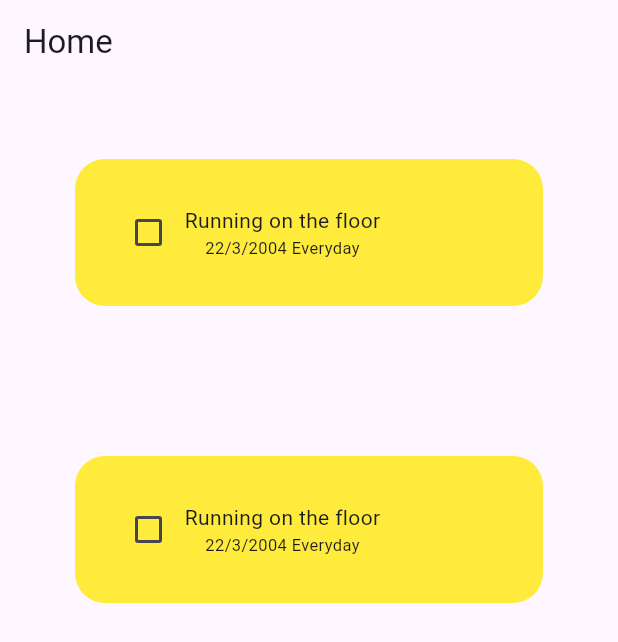
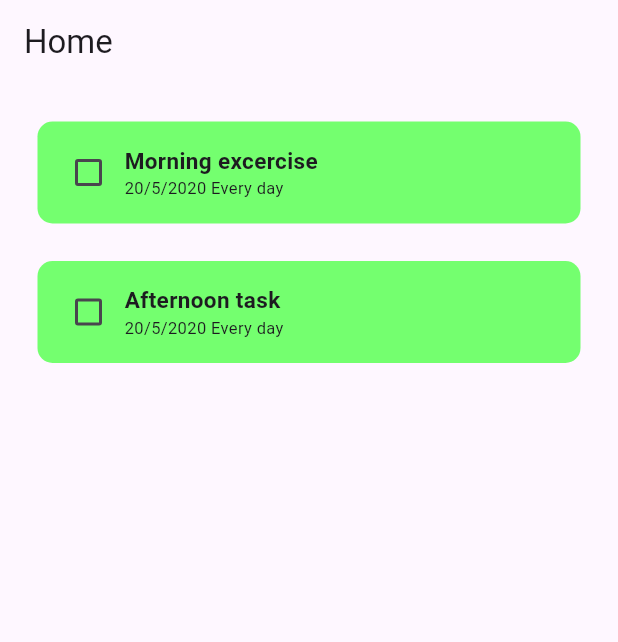
Before and after one commit to iseT1enLoc/todo_flutter, a Flutter app: the screen it shows after launch, on a phone screen of 412 x 824 dp. Shown: the top 642 px of the screen. Run offline on Flutter 3.47's test engine with Material 3 defaults, Android fonts, the phone set to English and light mode, and no system bars.

Commit message:
done task view

```diff
--- a/lib/home.dart
+++ b/lib/home.dart
@@ -9,17 +9,34 @@ class Home extends StatefulWidget {
 }
 
 class _HomeState extends State<Home> {
+  List todoTask = [
+    ["Morning excercise", false],
+    ["Afternoon task", false],
+  ];
+
+  void setCheckedBoxState(bool? value, int index) {
+    setState(() {
+      todoTask[index][1] = !todoTask[index][1];
+    });
+  }
+
   @override
   Widget build(BuildContext context) {
     return Scaffold(
       appBar: AppBar(
         title: const Text("Home"),
       ),
-      body: ListView(
-        children: [
-          Task(),
-          Task(),
-        ],
+      body: ListView.builder(
+        itemCount: todoTask.length,
+        itemBuilder: (context, index) {
+          return Task(
+            title: todoTask[index][0],
+            isCompleted: todoTask[index][1],
+            Frequency: "Every day",
+            dueDay: "20/5/2020",
+            onChanged: (value) => setCheckedBoxState(value, index),
+          );
+        },
       ),
     );
   }
--- a/lib/main.dart
+++ b/lib/main.dart
@@ -6,7 +6,8 @@ void main() {
   runApp(MaterialApp(
     title: 'Flutter Demo',
     theme: ThemeData(
-      colorScheme: ColorScheme.fromSeed(seedColor: Colors.deepPurple),
+      colorScheme: ColorScheme.fromSeed(
+          seedColor: const Color.fromARGB(255, 110, 40, 231)),
       useMaterial3: true,
     ),
     home: const Home(),
--- a/lib/task/task.dart
+++ b/lib/task/task.dart
@@ -1,36 +1,55 @@
 import 'package:flutter/material.dart';
 
-class Task extends StatefulWidget {
-  const Task({super.key});
+class Task extends StatelessWidget {
+  bool isChecked = false;
 
-  @override
-  State<Task> createState() => _TaskState();
-}
+  final String title;
 
-class _TaskState extends State<Task> {
-  bool isChecked = false;
+  String? Description;
+
+  String? Frequency;
+
+  late String dueDay;
+  bool isCompleted = false;
+  Function(bool?)? onChanged;
+
+  Task({
+    super.key,
+    required this.title,
+    required this.isCompleted,
+    required this.Frequency,
+    required this.dueDay,
+    required this.onChanged,
+  });
 
   @override
   Widget build(BuildContext context) {
     return Padding(
-      padding: const EdgeInsets.all(50),
+      padding: const EdgeInsets.only(left: 25, top: 25, right: 25),
       child: Container(
-        padding: const EdgeInsets.all(25),
+        width: MediaQuery.of(context).size.width,
+        padding: const EdgeInsets.all(10),
         decoration: BoxDecoration(
-            color: Colors.yellow, borderRadius: BorderRadius.circular(20)),
+            color: Color.fromARGB(255, 116, 255, 111),
+            borderRadius: BorderRadius.circular(10)),
         child: Row(
           children: [
             Checkbox(
               checkColor: Colors.black,
-              value: isChecked,
-              onChanged: (p0) {},
+              value: isCompleted,
+              onChanged: onChanged,
+              activeColor: Colors.black,
             ),
-            const Column(
+            Column(
+              crossAxisAlignment: CrossAxisAlignment.start,
               children: [
-                Text("Running on the floor"),
                 Text(
-                  "22/3/2004 Everyday",
-                  style: TextStyle(fontSize: 11),
+                  title,
+                  style: TextStyle(fontSize: 15, fontWeight: FontWeight.w700),
+                ),
+                Text(
+                  dueDay + " " + Frequency.toString(),
+                  style: const TextStyle(fontSize: 11),
                 ),
               ],
             )
```
